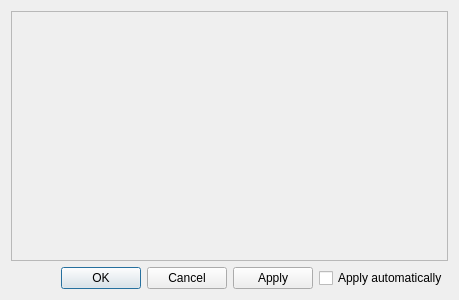
First picture: the form in Editor/guis/VSTPluginFilterGUIDialog.ui, repository xup61069/EqAPO64_with_VST3_support, before the edit.
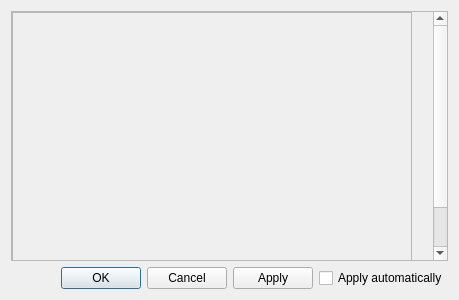
Second picture: the form after the edit.

Commit message: fix: make dense editor layouts responsive

```diff
--- a/Editor/guis/VSTPluginFilterGUIDialog.ui
+++ b/Editor/guis/VSTPluginFilterGUIDialog.ui
@@ -38,13 +38,47 @@
     </widget>
    </item>
    <item row="0" column="0" colspan="2">
+    <widget class="QScrollArea" name="editorScrollArea">
+     <property name="sizePolicy">
+      <sizepolicy hsizetype="Expanding" vsizetype="Expanding">
+       <horstretch>0</horstretch>
+       <verstretch>0</verstretch>
+      </sizepolicy>
+     </property>
+     <property name="minimumSize">
+      <size>
+       <width>240</width>
+       <height>160</height>
+      </size>
+     </property>
+     <property name="horizontalScrollBarPolicy">
+      <enum>Qt::ScrollBarAsNeeded</enum>
+     </property>
+     <property name="verticalScrollBarPolicy">
+      <enum>Qt::ScrollBarAsNeeded</enum>
+     </property>
+     <property name="widgetResizable">
+      <bool>false</bool>
+     </property>
+     <property name="alignment">
+      <set>Qt::AlignLeft|Qt::AlignTop</set>
+     </property>
     <widget class="QFrame" name="frame">
+      <property name="geometry">
+       <rect>
+        <x>0</x>
+        <y>0</y>
+        <width>400</width>
+        <height>300</height>
+       </rect>
+      </property>
      <property name="frameShape">
       <enum>QFrame::StyledPanel</enum>
      </property>
      <property name="frameShadow">
       <enum>QFrame::Raised</enum>
      </property>
+     </widget>
     </widget>
    </item>
   </layout>
```
Lines whose indentation alone changed are shown as unchanged. The commit also changes 57 other files.
